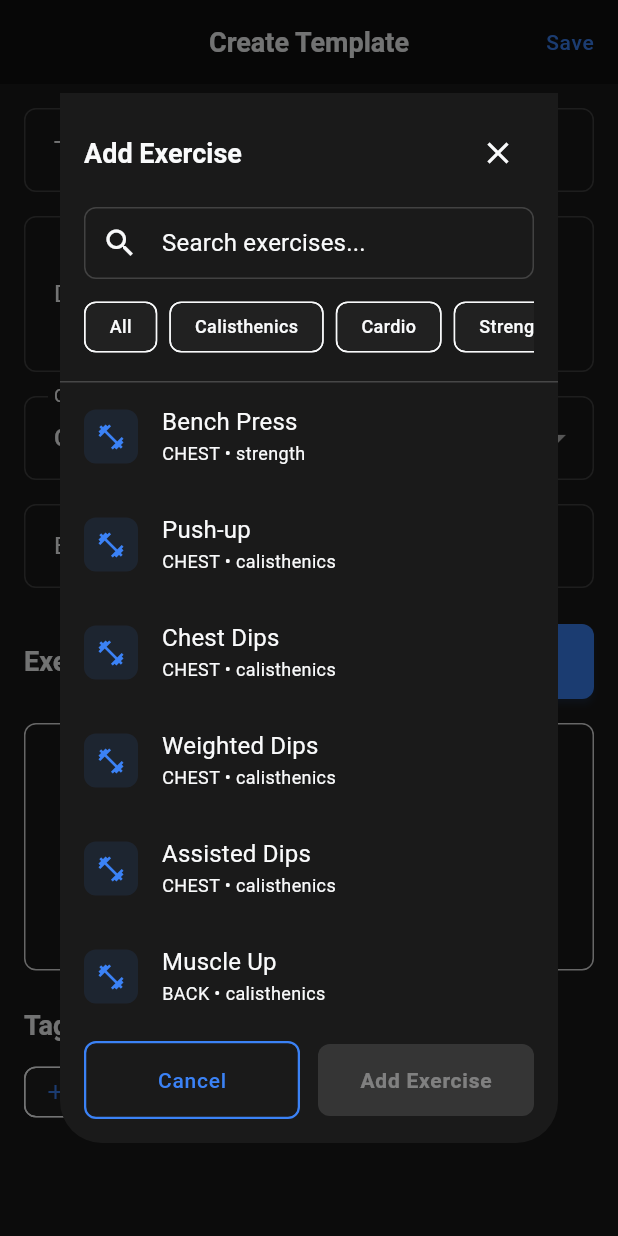
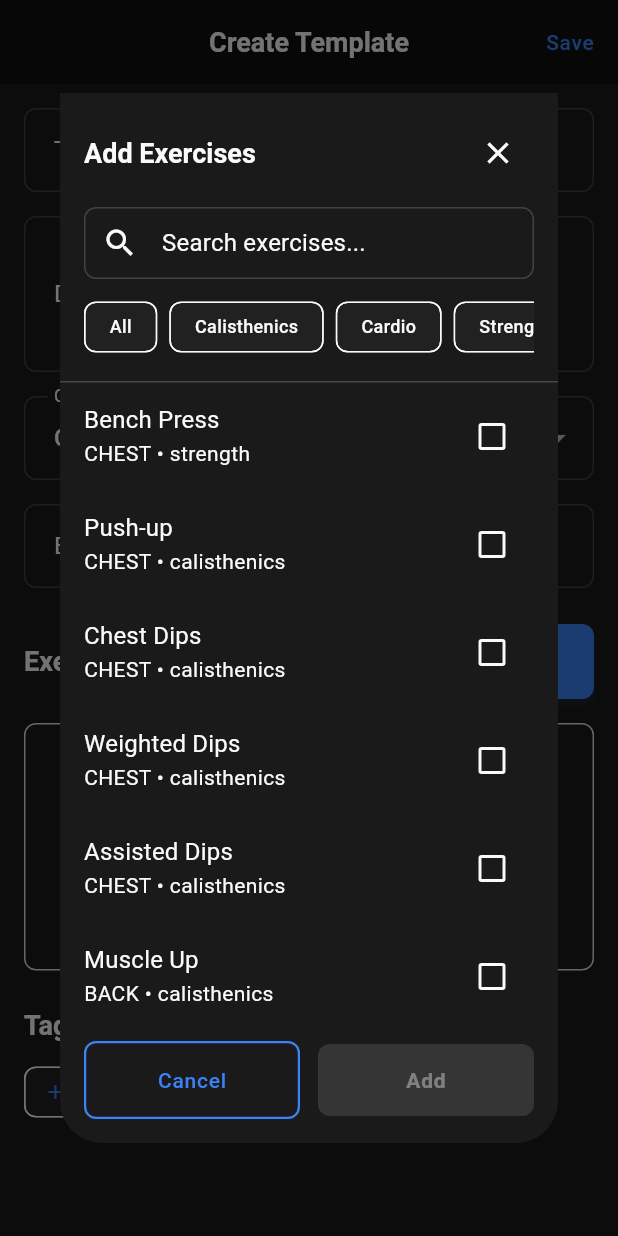
Before and after one commit to KlausAndrade/HERQ, a Flutter app: the TemplateBuilderScreen screen opened by its route, after a tap on "Add Exercise", on a phone screen of 412 x 824 dp. Run offline on Flutter 3.47's test engine with Material 3 defaults, Android fonts, the phone set to English and light mode, and no system bars; our stand-ins replace cached_network_image, confetti, drift, equatable, fl_chart, flutter_dotenv and 13 more; missing offline and left inert: dart:html, groq, live_activities, sqlite3; accounts and stored records are empty; generated files the repository leaves out were written again.

Commit message:
Add multiple brought back

```diff
--- a/lib/src/features/workout/presentation/screens/template_builder_screen.dart
+++ b/lib/src/features/workout/presentation/screens/template_builder_screen.dart
@@ -6,6 +6,7 @@ import 'package:uuid/uuid.dart';
 import '../../../../core/database/database.dart';
 import '../../../exercises/presentation/providers/exercise_providers.dart';
 import '../widgets/exercise_picker_dialog.dart';
+import '../widgets/multi_exercise_picker_dialog.dart';
 import '../providers/template_providers.dart';
 
 class TemplateBuilderScreen extends ConsumerStatefulWidget {
@@ -72,13 +73,15 @@ class _TemplateBuilderScreenState extends ConsumerState<TemplateBuilderScreen> {
   Future<void> _showExercisePickerDialog() async {
     final result = await showDialog<Map<String, dynamic>>(
       context: context,
-      builder: (context) => const ExercisePickerDialog(),
+      builder: (context) => const MultiExercisePickerDialog(),
     );
-    if (result != null && result['exercise'] != null) {
+    if (result != null && result['exercises'] != null) {
       setState(() {
-        final exercise = result['exercise'];
-        if (!_selectedExerciseIds.contains(exercise.id)) {
-          _selectedExerciseIds.add(exercise.id);
+        final exercises = result['exercises'] as List;
+        for (final exercise in exercises) {
+          if (!_selectedExerciseIds.contains(exercise.id)) {
+            _selectedExerciseIds.add(exercise.id);
+          }
         }
       });
     }
--- a/lib/src/features/workout/presentation/screens/web_templates_screen.dart
+++ b/lib/src/features/workout/presentation/screens/web_templates_screen.dart
@@ -4,6 +4,7 @@ import 'package:go_router/go_router.dart';
 
 import '../providers/template_web_provider.dart';
 import '../widgets/exercise_picker_dialog.dart';
+import '../widgets/multi_exercise_picker_dialog.dart';
 import 'template_builder_screen.dart';
 
 class WebTemplatesScreen extends ConsumerWidget {
@@ -210,13 +211,15 @@ class _CreateTemplateDialogState extends ConsumerState<_CreateTemplateDialog> {
               onPressed: () async {
                 final result = await showDialog<Map<String, dynamic>>(
                   context: context,
-                  builder: (context) => const ExercisePickerDialog(),
+                  builder: (context) => const MultiExercisePickerDialog(),
                 );
-                if (result != null && result['exercise'] != null) {
+                if (result != null && result['exercises'] != null) {
                   setState(() {
-                    final exercise = result['exercise'];
-                    if (!selectedExercises.contains(exercise.id)) {
-                      selectedExercises.add(exercise.id);
+                    final exercises = result['exercises'] as List;
+                    for (final exercise in exercises) {
+                      if (!selectedExercises.contains(exercise.id)) {
+                        selectedExercises.add(exercise.id);
+                      }
                     }
                   });
                 }
@@ -248,3 +251,5 @@ class _CreateTemplateDialogState extends ConsumerState<_CreateTemplateDialog> {
         ),
       ),
     );
+  }
+}
--- /dev/null
+++ b/lib/src/features/workout/presentation/widgets/multi_exercise_picker_dialog.dart
@@ -0,0 +1,190 @@
+import 'package:flutter/material.dart';
+import 'package:flutter_riverpod/flutter_riverpod.dart';
+
+import '../../../../core/database/database.dart';
+import '../../../exercises/presentation/providers/exercise_providers.dart';
+
+class MultiExercisePickerDialog extends ConsumerStatefulWidget {
+  const MultiExercisePickerDialog({super.key});
+
+  @override
+  ConsumerState<MultiExercisePickerDialog> createState() => _MultiExercisePickerDialogState();
+}
+
+class _MultiExercisePickerDialogState extends ConsumerState<MultiExercisePickerDialog> {
+  final _searchController = TextEditingController();
+  String _searchQuery = '';
+  String? _selectedCategory;
+  final Set<Exercise> _selectedExercises = {};
+
+  @override
+  void dispose() {
+    _searchController.dispose();
+    super.dispose();
+  }
+
+  @override
+  Widget build(BuildContext context) {
+    final exercisesAsync = ref.watch(exerciseSearchProvider(_searchQuery));
+    final categoriesAsync = ref.watch(exerciseCategoriesProvider);
+
+    return Dialog(
+      child: Container(
+        constraints: const BoxConstraints(maxWidth: 600, maxHeight: 700),
+        child: Column(
+          children: [
+            // Header
+            Container(
+              padding: const EdgeInsets.all(16),
+              decoration: BoxDecoration(
+                color: Theme.of(context).colorScheme.surface,
+                border: Border(
+                  bottom: BorderSide(
+                    color: Theme.of(context).colorScheme.outline.withOpacity(0.2),
+                  ),
+                ),
+              ),
+              child: Column(
+                crossAxisAlignment: CrossAxisAlignment.start,
+                children: [
+                  Row(
+                    children: [
+                      Text(
+                        'Add Exercises',
+                        style: Theme.of(context).textTheme.titleLarge?.copyWith(
+                              fontWeight: FontWeight.w600,
+                            ),
+                      ),
+                      const Spacer(),
+                      IconButton(
+                        icon: const Icon(Icons.close),
+                        onPressed: () => Navigator.of(context).pop(),
+                      ),
+                    ],
+                  ),
+                  const SizedBox(height: 12),
+                  // Search Field
+                  TextField(
+                    controller: _searchController,
+                    decoration: InputDecoration(
+                      hintText: 'Search exercises...',
+                      prefixIcon: const Icon(Icons.search),
+                      border: OutlineInputBorder(
+                        borderRadius: BorderRadius.circular(12),
+                      ),
+                      contentPadding: const EdgeInsets.symmetric(horizontal: 16, vertical: 12),
+                    ),
+                    onChanged: (value) {
+                      setState(() {
+                        _searchQuery = value;
+                      });
+                    },
+                  ),
+                  const SizedBox(height: 12),
+                  // Category Filter
+                  categoriesAsync.when(
+                    data: (categories) => SizedBox(
+                      height: 40,
+                      child: ListView.builder(
+                        scrollDirection: Axis.horizontal,
+                        itemCount: categories.length,
+                        itemBuilder: (context, index) {
+                          final category = categories[index];
+                          final isSelected = _selectedCategory == category;
+                          return Padding(
+                            padding: const EdgeInsets.only(right: 8),
+                            child: FilterChip(
+                              label: Text(category),
+                              selected: isSelected,
+                              onSelected: (selected) {
+                                setState(() {
+                                  _selectedCategory = selected ? category : null;
+                                });
+                              },
+                            ),
+                          );
+                        },
+                      ),
+                    ),
+                    loading: () => const SizedBox.shrink(),
+                    error: (_, __) => const SizedBox.shrink(),
+                  ),
+                ],
+              ),
+            ),
+            // Exercise List
+            Expanded(
+              child: exercisesAsync.when(
+                data: (exercises) {
+                  final filteredExercises =
+                      _selectedCategory == null || _selectedCategory == 'All'
+                          ? exercises
+                          : exercises
+                              .where((e) => e.category.toLowerCase() == _selectedCategory!.toLowerCase())
+                              .toList();
+                  if (filteredExercises.isEmpty) {
+                    return const Center(
+                      child: Text('No exercises found'),
+                    );
+                  }
+                  return ListView.builder(
+                    itemCount: filteredExercises.length,
+                    itemBuilder: (context, index) {
+                      final exercise = filteredExercises[index];
+                      final isSelected = _selectedExercises.contains(exercise);
+                      return CheckboxListTile(
+                        value: isSelected,
+                        title: Text(exercise.name),
+                        subtitle: Text('${exercise.primaryMuscleGroup.toUpperCase()} • ${exercise.category}'),
+                        onChanged: (selected) {
+                          setState(() {
+                            if (selected == true) {
+                              _selectedExercises.add(exercise);
+                            } else {
+                              _selectedExercises.remove(exercise);
+                            }
+                          });
+                        },
+                      );
+                    },
+                  );
+                },
+                loading: () => const Center(child: CircularProgressIndicator()),
+                error: (error, stack) => Center(
+                  child: Text('Error loading exercises: $error'),
+                ),
+              ),
+            ),
+            // Action Buttons
+            Container(
+              padding: const EdgeInsets.all(16),
+              child: Row(
+                children: [
+                  Expanded(
+                    child: OutlinedButton(
+                      onPressed: () => Navigator.of(context).pop(),
+                      child: const Text('Cancel'),
+                    ),
+                  ),
+                  const SizedBox(width: 12),
+                  Expanded(
+                    child: ElevatedButton(
+                      onPressed: _selectedExercises.isEmpty
+                          ? null
+                          : () {
+                              Navigator.of(context).pop({
+                                'exercises': _selectedExercises.toList(),
+                              });
+                            },
+                      child: const Text('Add'),
+                    ),
+                  ),
+                ],
+              ),
+            ),
+          ],
+        ),
+      ),
+    );
+  }
+}
```
